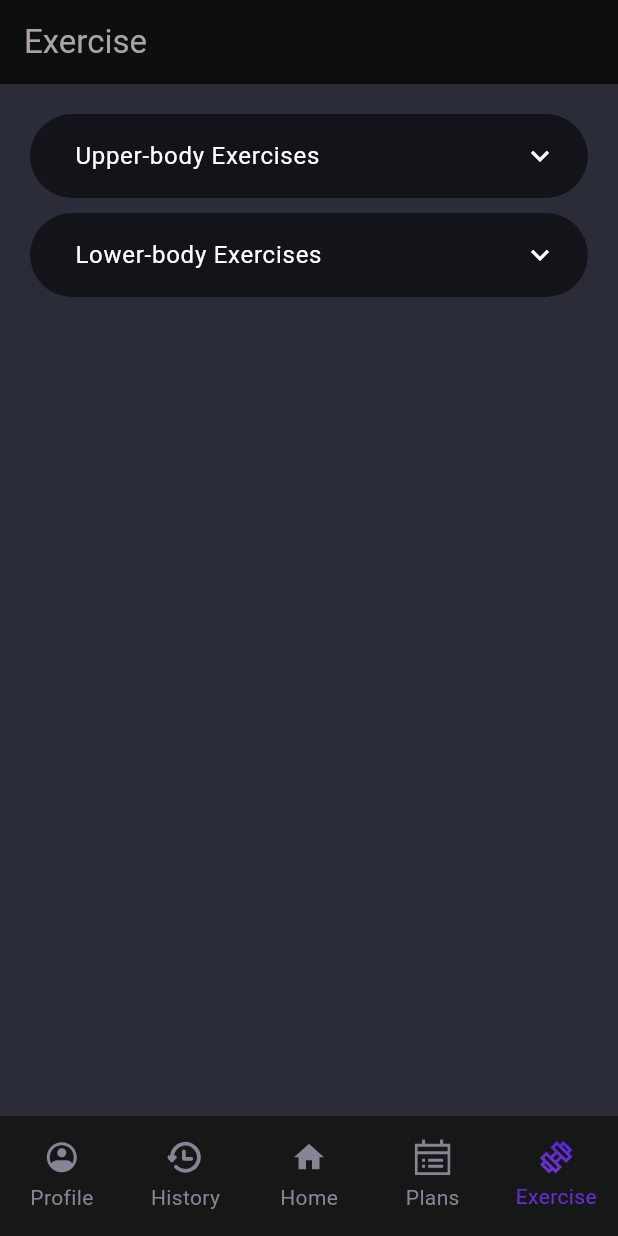
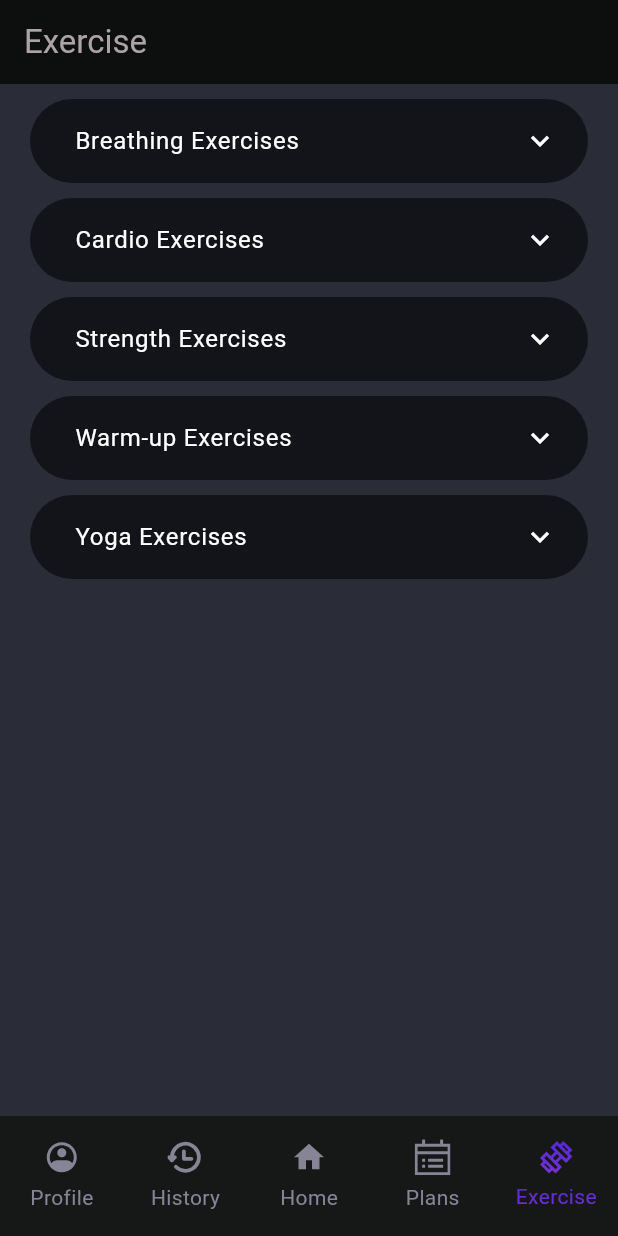
Before and after one commit to LukaszStawarz/flutter_workoutapp, a Flutter app: the screen it shows after launch, item 5 of the bottom bar chosen, on a phone screen of 412 x 824 dp. Run offline on Flutter 3.47's test engine with Material 3 defaults, Android fonts, the phone set to English and light mode, and no system bars; our stand-ins replace cloud_firestore, firebase_auth, firebase_core, flutter_svg, google_fonts; accounts and stored records are empty; project files that could hold a hidden picture were left out.

Commit message:
posortowane ćwiczenia, ekrań opisu ćwiczeń

```diff
--- /dev/null
+++ b/lib/models/exercises.dart
@@ -0,0 +1,22 @@
+import 'package:json_annotation/json_annotation.dart';
+part 'exercises.g.dart';
+
+@JsonSerializable()
+class Exercises {
+  const Exercises({
+    required this.howto,
+    required this.description,
+    required this.type,
+    required this.title,
+  });
+
+  final String? title;
+  final String? howto;
+  final String? description;
+  final String? type;
+
+  factory Exercises.fromJson(Map<String, dynamic> json) =>
+      _$ExercisesFromJson(json);
+
+  Map<String, dynamic> toJson() => _$ExercisesToJson(this);
+}
--- a/lib/providers/exercise_provider.dart
+++ b/lib/providers/exercise_provider.dart
@@ -2,11 +2,13 @@ import 'package:cloud_firestore/cloud_firestore.dart';
 import 'package:flutter/material.dart';
 import 'package:gymapp/models/breathing.dart';
 import 'package:gymapp/models/cardio.dart';
+import 'package:gymapp/models/exercises.dart';
 import 'package:gymapp/models/strength.dart';
 import 'package:gymapp/models/warmup.dart';
 import 'package:gymapp/models/yoga.dart';
 
 class ExerciseProvider extends ChangeNotifier {
+  final List<Exercises> exercisesList = [];
   final List<Cardio> cardioList = [];
   final List<Strength> strengthList = [];
   final List<WarmUp> warmUpList = [];
@@ -16,52 +18,36 @@ class ExerciseProvider extends ChangeNotifier {
   Future<void> getExercises() async {
     FirebaseFirestore firestore = FirebaseFirestore.instance;
 
-    final cardioReference = await firestore.collection('cardio').get();
-    final yogaReference = await firestore.collection('yoga').get();
-    final strengthReference = await firestore.collection('strength').get();
-    final warmUpReference = await firestore.collection('warmup').get();
-    final breathingReference = await firestore.collection('breathing').get();
+    final exerciseReference = await firestore.collection('exercises').get();
 
-    for (final doc in warmUpReference.docs) {
+    for (final doc in exerciseReference.docs) {
       Map<String, dynamic> documentData = doc.data();
       // documentData['id'] = doc.id;
+      // List<Exercises> getYoga() {
+      //   return exercisesList
+      //       .where(
+      //         (element) => element.type == 'Yoga',
+      //       )
+      //       .toList();
+      if (documentData['type'] == 'Cardio') {
+        final Cardio cardio = Cardio.fromJson(documentData);
+        cardioList.add(cardio);
+      } else if (documentData['type'] == 'Strength') {
+        final Strength strength = Strength.fromJson(documentData);
+        strengthList.add(strength);
+      } else if (documentData['type'] == 'Warmup') {
+        final WarmUp warmUp = WarmUp.fromJson(documentData);
+        warmUpList.add(warmUp);
+      } else if (documentData['type'] == 'Breathing') {
+        final Breathing breathing = Breathing.fromJson(documentData);
+        breathingList.add(breathing);
+      } else if (documentData['type'] == 'Yoga') {
+        final Yoga yoga = Yoga.fromJson(documentData);
+        yogaList.add(yoga);
+      }
 
-      final WarmUp warmup = WarmUp.fromJson(documentData);
-      warmUpList.add(warmup);
-    }
-    notifyListeners();
-
-    for (final doc in cardioReference.docs) {
-      Map<String, dynamic> documentData = doc.data();
-      // documentData['id'] = doc.id;
-
-      final Cardio cardio = Cardio.fromJson(documentData);
-      cardioList.add(cardio);
-    }
-    notifyListeners();
-    for (final doc in yogaReference.docs) {
-      Map<String, dynamic> documentData = doc.data();
-      // documentData['id'] = doc.id;
-
-      final Yoga yoga = Yoga.fromJson(documentData);
-      yogaList.add(yoga);
-    }
-    notifyListeners();
-    for (final doc in breathingReference.docs) {
-      Map<String, dynamic> documentData = doc.data();
-      // documentData['id'] = doc.id;
-
-      final Breathing breathing = Breathing.fromJson(documentData);
-      breathingList.add(breathing);
-    }
-    notifyListeners();
-
-    for (final doc in strengthReference.docs) {
-      Map<String, dynamic> documentData = doc.data();
-      // documentData['id'] = doc.id;
-
-      final Strength strength = Strength.fromJson(documentData);
-      strengthList.add(strength);
+      final Exercises exercises = Exercises.fromJson(documentData);
+      exercisesList.add(exercises);
     }
     notifyListeners();
   }
--- a/lib/screens/exercise_screen.dart
+++ /dev/null
@@ -1,169 +0,0 @@
-import 'package:flutter/material.dart';
-import 'package:google_fonts/google_fonts.dart';
-
-class ExerciseScreen extends StatelessWidget {
-  const ExerciseScreen({super.key});
-
-  @override
-  Widget build(BuildContext context) {
-    //final ThemeData theme = Theme.of(context);
-    return SizedBox.expand(
-      child: Padding(
-        padding: const EdgeInsets.symmetric(vertical: 10, horizontal: 20),
-        child: Column(
-          children: [
-            const SizedBox(
-              height: 10,
-            ),
-            ExpansionTile(
-              tilePadding: const EdgeInsets.only(left: 30, right: 20),
-              childrenPadding: const EdgeInsets.only(bottom: 20),
-              collapsedBackgroundColor: Colors.black54,
-              backgroundColor: Colors.black54,
-              shape: RoundedRectangleBorder(
-                borderRadius: BorderRadius.circular(30),
-              ),
-              collapsedShape: RoundedRectangleBorder(
-                  borderRadius: BorderRadius.circular(30)),
-              title: const Text('Upper-body Exercises'),
-              children: [
-                ListComponent(onclick: () {}, name: 'Exercise example no.1'),
-                const SizedBox(
-                  height: 8,
-                ),
-                ListComponent(onclick: () {}, name: 'Exercise example no.2'),
-                const SizedBox(
-                  height: 8,
-                ),
-                ListComponent(onclick: () {}, name: 'Exercise example no.3'),
-                const SizedBox(
-                  height: 8,
-                ),
-                ListComponent(onclick: () {}, name: 'Exercise example no.4'),
-                const SizedBox(
-                  height: 8,
-                ),
-                ListComponent(onclick: () {}, name: 'Exercise example no.5'),
-                const SizedBox(
-                  height: 8,
-                ),
-                ListComponent(onclick: () {}, name: 'Exercise example no.6'),
-                const SizedBox(
-                  height: 8,
-                ),
-                ListComponent(onclick: () {}, name: 'Exercise example no.7'),
-                const SizedBox(
-                  height: 8,
-                ),
-                ListComponent(onclick: () {}, name: 'Exercise example no.8'),
-                const SizedBox(
-                  height: 8,
-                ),
-                ListComponent(onclick: () {}, name: 'Exercise example no.9'),
-                const SizedBox(
-                  height: 8,
-                ),
-                ListComponent(onclick: () {}, name: 'Exercise example no.10'),
-              ],
-            ),
-            const SizedBox(
-              height: 10,
-            ),
-            ExpansionTile(
-              tilePadding: const EdgeInsets.only(left: 30, right: 20),
-              childrenPadding: const EdgeInsets.only(bottom: 20),
-              collapsedBackgroundColor: Colors.black54,
-              backgroundColor: Colors.black54,
-              shape: RoundedRectangleBorder(
-                borderRadius: BorderRadius.circular(30),
-              ),
-              collapsedShape: RoundedRectangleBorder(
-                  borderRadius: BorderRadius.circular(30)),
-              title: const Text('Lower-body Exercises'),
-              children: [
-                ListComponent(onclick: () {}, name: 'Exercise example no.1'),
-                const SizedBox(
-                  height: 8,
-                ),
-                ListComponent(onclick: () {}, name: 'Exercise example no.2'),
-                const SizedBox(
-                  height: 8,
-                ),
-                ListComponent(onclick: () {}, name: 'Exercise example no.3'),
-                const SizedBox(
-                  height: 8,
-                ),
-                ListComponent(onclick: () {}, name: 'Exercise example no.4'),
-                const SizedBox(
-                  height: 8,
-                ),
-                ListComponent(onclick: () {}, name: 'Exercise example no.5'),
-                const SizedBox(
-                  height: 8,
-                ),
-                ListComponent(onclick: () {}, name: 'Exercise example no.6'),
-                const SizedBox(
-                  height: 8,
-                ),
-                ListComponent(onclick: () {}, name: 'Exercise example no.7'),
-                const SizedBox(
-                  height: 8,
-                ),
-                ListComponent(onclick: () {}, name: 'Exercise example no.8'),
-                const SizedBox(
-                  height: 8,
-                ),
-                ListComponent(onclick: () {}, name: 'Exercise example no.9'),
-                const SizedBox(
-                  height: 8,
-                ),
-                ListComponent(onclick: () {}, name: 'Exercise example no.10'),
-              ],
-            ),
-          ],
-        ),
-      ),
-    );
-  }
-}
-
-class ListComponent extends StatelessWidget {
-  const ListComponent({
-    super.key,
-    required this.onclick,
-    required this.name,
-  });
-
-  final Function() onclick;
-  final String name;
-
-  @override
-  Widget build(BuildContext context) {
-    return GestureDetector(
-      behavior: HitTestBehavior.opaque,
-      onTap: () {
-        onclick.call();
-      },
-      child: Padding(
-        padding: const EdgeInsets.symmetric(horizontal: 40),
-        child: Row(
-          children: [
-            Image.asset('assets/images/Exercise_example_image.png'),
-            const SizedBox(
-              width: 20,
-            ),
-            Text(
-              name,
-              style: GoogleFonts.poppins(
-                color: Colors.white,
-                fontWeight: FontWeight.w300,
-                fontSize: 16,
-              ),
-              textAlign: TextAlign.center,
-            ),
-          ],
-        ),
-      ),
-    );
-  }
-}
--- /dev/null
+++ b/lib/screens/exercise_screens/exercise_screen.dart
@@ -0,0 +1,237 @@
+import 'package:flutter/material.dart';
+import 'package:google_fonts/google_fonts.dart';
+import 'package:gymapp/models/breathing.dart';
+import 'package:gymapp/models/cardio.dart';
+import 'package:gymapp/models/exercises.dart';
+import 'package:gymapp/models/strength.dart';
+import 'package:gymapp/models/warmup.dart';
+import 'package:gymapp/models/yoga.dart';
+import 'package:gymapp/providers/exercise_provider.dart';
+import 'package:gymapp/screens/exercise_screens/exercise_details_screen.dart';
+import 'package:provider/provider.dart';
+
+class ExerciseScreen extends StatelessWidget {
+  const ExerciseScreen({super.key});
+
+  @override
+  Widget build(BuildContext context) {
+    final exerciseProvider = context.watch<ExerciseProvider>();
+    final List<Yoga> yoga = exerciseProvider.yogaList;
+    final List<Breathing> breathing = exerciseProvider.breathingList;
+    final List<Cardio> cardio = exerciseProvider.cardioList;
+    final List<WarmUp> warmup = exerciseProvider.warmUpList;
+    final List<Strength> strength = exerciseProvider.strengthList;
+
+    //final ThemeData theme = Theme.of(context);
+    return SizedBox.expand(
+      child: Padding(
+        padding: const EdgeInsets.symmetric(vertical: 10, horizontal: 20),
+        child: SingleChildScrollView(
+          child: Column(
+            children: [
+              ExpansionTileWidget(
+                title: 'Breathing Exercises',
+                lista: [
+                  ...breathing
+                      .map(
+                        (e) => ListComponent(
+                            onclick: () {
+                              Navigator.push(
+                                context,
+                                MaterialPageRoute(
+                                  builder: (context) => ExerciseDetailsScreen(
+                                    title: e.title,
+                                    description: e.description,
+                                    howto: e.howto,
+                                  ),
+                                ),
+                              );
+                            },
+                            name: e.title),
+                      )
+                      .toList()
+                    ..sort(((a, b) => a.name.compareTo(b.name)))
+                ],
+              ),
+              const SizedBox(
+                height: 10,
+              ),
+              ExpansionTileWidget(
+                title: 'Cardio Exercises',
+                lista: [
+                  ...cardio
+                      .map(
+                        (e) => ListComponent(
+                            onclick: () {
+                              Navigator.push(
+                                context,
+                                MaterialPageRoute(
+                                  builder: (context) => ExerciseDetailsScreen(
+                                    title: e.title,
+                                    description: e.description,
+                                    howto: e.howto,
+                                  ),
+                                ),
+                              );
+                            },
+                            name: e.title),
+                      )
+                      .toList()
+                    ..sort(((a, b) => a.name.compareTo(b.name)))
+                ],
+              ),
+              const SizedBox(
+                height: 10,
+              ),
+              ExpansionTileWidget(
+                title: 'Strength Exercises',
+                lista: [
+                  ...strength
+                      .map(
+                        (e) => ListComponent(
+                          onclick: () {
+                            Navigator.push(
+                              context,
+                              MaterialPageRoute(
+                                builder: (context) => ExerciseDetailsScreen(
+                                  title: e.title,
+                                  description: e.description,
+                                  howto: e.howto,
+                                ),
+                              ),
+                            );
+                          },
+                          name: e.title,
+                        ),
+                      )
+                      .toList()
+                    ..sort(((a, b) => a.name.compareTo(b.name)))
+                ],
+              ),
+              const SizedBox(
+                height: 10,
+              ),
+              ExpansionTileWidget(
+                title: 'Warm-up Exercises',
+                lista: [
+                  ...warmup
+                      .map(
+                        (e) => ListComponent(
+                            onclick: () {
+                              Navigator.push(
+                                context,
+                                MaterialPageRoute(
+                                  builder: (context) => ExerciseDetailsScreen(
+                                    title: e.title,
+                                    description: e.description,
+                                    howto: e.howto,
+                                  ),
+                                ),
+                              );
+                            },
+                            name: e.title),
+                      )
+                      .toList()
+                    ..sort(((a, b) => a.name.compareTo(b.name)))
+                ],
+              ),
+              const SizedBox(
+                height: 10,
+              ),
+              ExpansionTileWidget(
+                title: 'Yoga Exercises',
+                lista: [
+                  ...yoga
+                      .map(
+                        (e) => ListComponent(
+                            onclick: () {
+                              Navigator.push(
+                                context,
+                                MaterialPageRoute(
+                                  builder: (context) => ExerciseDetailsScreen(
+                                    title: e.title,
+                                    description: e.description,
+                                    howto: e.howto,
+                                  ),
+                                ),
+                              );
+                            },
+                            name: e.title),
+                      )
+                      .toList()
+                    ..sort(((a, b) => a.name.compareTo(b.name)))
+                ],
+              ),
+              const SizedBox(
+                height: 10,
+              ),
+            ],
+          ),
+        ),
+      ),
+    );
+  }
+}
+
+class ExpansionTileWidget extends StatelessWidget {
+  const ExpansionTileWidget({required this.title, required this.lista});
+  final String title;
+  final List<Widget> lista;
+  @override
+  Widget build(BuildContext context) {
+    return ExpansionTile(
+      tilePadding: const EdgeInsets.only(left: 30, right: 20),
+      childrenPadding: const EdgeInsets.only(bottom: 20),
+      collapsedBackgroundColor: Colors.black54,
+      backgroundColor: Colors.black54,
+      shape: RoundedRectangleBorder(
+        borderRadius: BorderRadius.circular(30),
+      ),
+      collapsedShape:
+          RoundedRectangleBorder(borderRadius: BorderRadius.circular(30)),
+      title: Text(title),
+      children: lista,
+    );
+  }
+}
+
+class ListComponent extends StatelessWidget {
+  const ListComponent({
+    super.key,
+    required this.onclick,
+    required this.name,
+  });
+
+  final Function() onclick;
+  final String name;
+
+  @override
+  Widget build(BuildContext context) {
+    return GestureDetector(
+      behavior: HitTestBehavior.opaque,
+      onTap: () {
+        onclick.call();
+      },
+      child: Padding(
+        padding: const EdgeInsets.symmetric(horizontal: 20, vertical: 8),
+        child: Row(
+          children: [
+            Image.asset('assets/images/Exercise_example_image.png'),
+            const SizedBox(
+              width: 20,
+            ),
+            Text(
+              name,
+              style: GoogleFonts.poppins(
+                color: Colors.white,
+                fontWeight: FontWeight.w300,
+                fontSize: 16,
+              ),
+              textAlign: TextAlign.center,
+            ),
+          ],
+        ),
+      ),
+    );
+  }
+}
--- a/lib/screens/plan_screen.dart
+++ b/lib/screens/plans_screens/plan_screen.dart
@@ -1,7 +1,7 @@
 import 'package:flutter/material.dart';
 import 'package:gymapp/models/plans.dart';
 import 'package:gymapp/providers/plans_provider.dart';
-import 'package:gymapp/screens/selected_plan_screen.dart';
+import 'package:gymapp/screens/plans_screens/selected_plan_screen.dart';
 import 'package:gymapp/widgets/plan_widget.dart';
 import 'package:provider/provider.dart';
 
```
Also changed, not shown: lib/screens/exercise_screens/exercise_details_screen.dart (added, +81 -0 lines), lib/screens/main_screen_widget.dart (+5 -5 lines), lib/screens/profile_screens/profile_screen.dart (renamed from lib/screens/profile_screen.dart, +5 -5 lines), assets/images/Exercise_example_video.png (added), lib/models/exercises.g.dart (added), lib/screens/plans_screens/selected_plan_screen.dart (renamed from lib/screens/selected_plan_screen.dart), lib/screens/profile_screens/achievements_screen.dart (renamed from lib/screens/profile_sub_screens/achievements_screen.dart), lib/screens/profile_screens/contact_us_screen.dart (renamed from lib/screens/profile_sub_screens/contact_us_screen.dart), lib/screens/profile_screens/personal_data_screen.dart (renamed from lib/screens/profile_sub_screens/personal_data_screen.dart), lib/screens/profile_screens/privacy_policy_screen.dart (renamed from lib/screens/profile_sub_screens/privacy_policy_screen.dart), lib/screens/profile_screens/workout_progress_screen.dart (renamed from lib/screens/profile_sub_screens/workout_progress_screen.dart), lib/screens/todo_screens/history_screen.dart (renamed from lib/screens/history_screen.dart), lib/screens/todo_screens/home_screen.dart (renamed from lib/screens/home_screen.dart).
